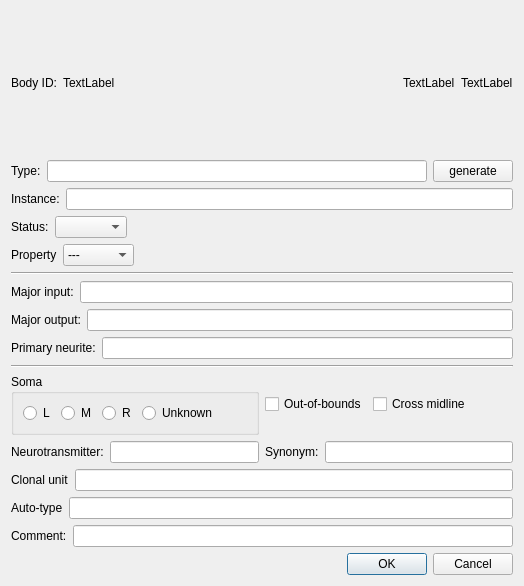
This is neurolabi/gui/flyem/dialogs/flyembodyannotationdialog.ui in janelia-flyem/NeuTu as Qt 5 draws it before an edit. The edited form follows.
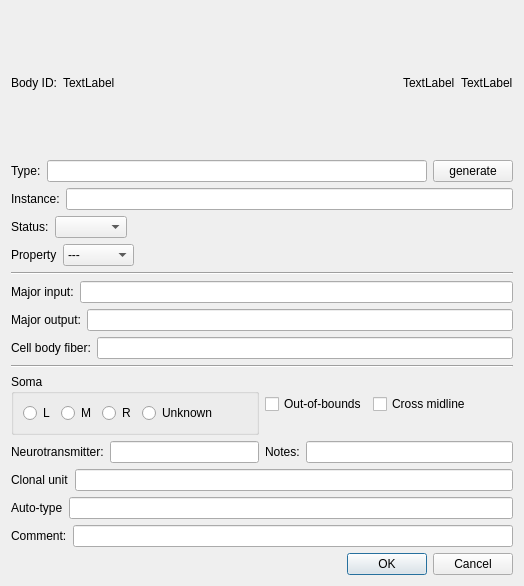
This is the edited form.

Commit message:
Update body annotation fields
Primary neurite  -->  Cell body fiber; Synonym  -->  Notes. Body annotations from this version may not be loaded properly by ealier versions

Diff of the .ui file:
```diff
--- a/neurolabi/gui/flyem/dialogs/flyembodyannotationdialog.ui
+++ b/neurolabi/gui/flyem/dialogs/flyembodyannotationdialog.ui
@@ -201,7 +201,7 @@
        <item>
         <widget class="QLabel" name="primaryNeuritelabel">
          <property name="text">
-          <string>Primary neurite:</string>
+          <string>Cell body fiber:</string>
          </property>
         </widget>
        </item>
@@ -325,7 +325,7 @@
        <item>
         <widget class="QLabel" name="label_8">
          <property name="text">
-          <string>Synonym:</string>
+          <string>Notes:</string>
          </property>
         </widget>
        </item>
```
The commit also changes 9 other files.
